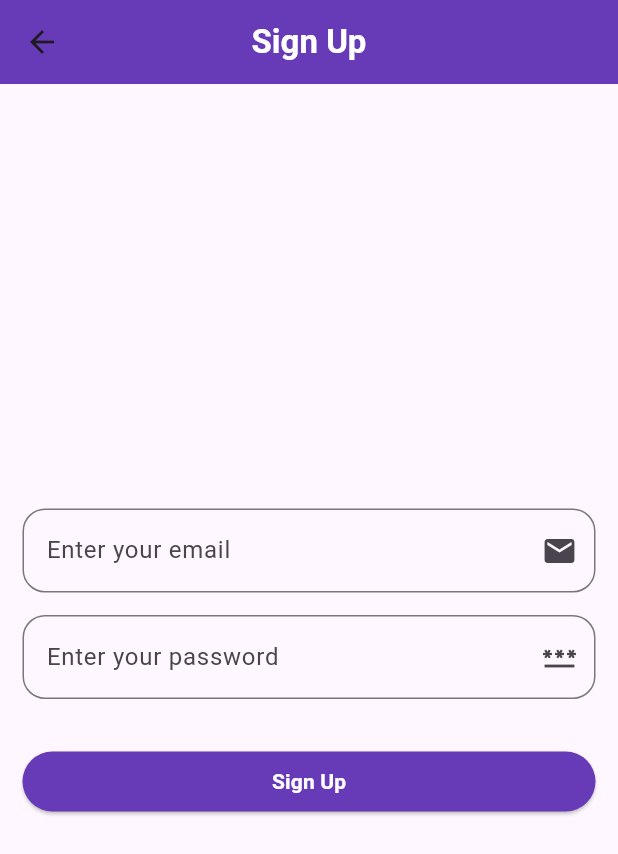
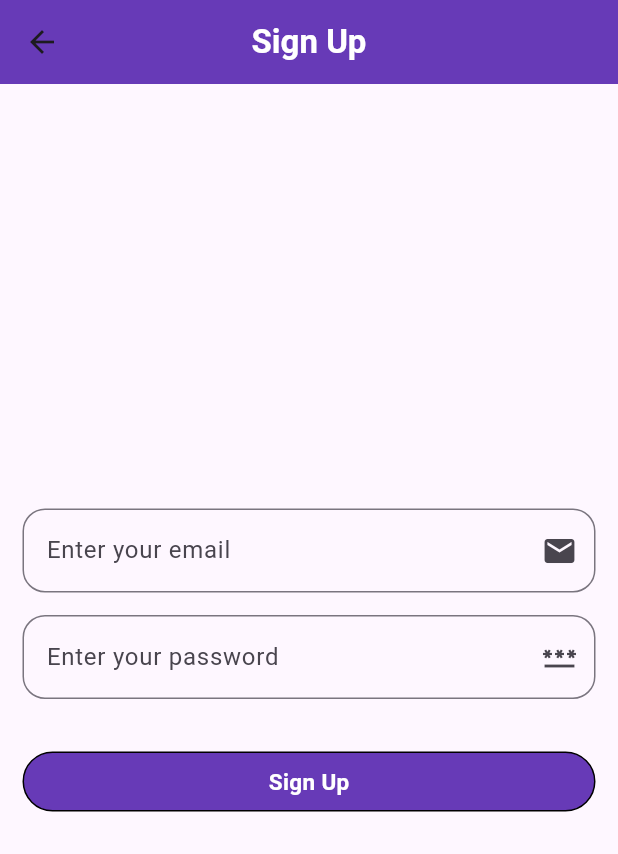
Before and after one commit to rathaurkaushik/firebase_app, a Flutter app: the SignupPage screen opened directly, on a phone screen of 412 x 824 dp. Shown: the top 854 px of the screen. Run offline on Flutter 3.47's test engine with Material 3 defaults, Android fonts, the phone set to English and light mode, and no system bars; our stand-ins replace firebase_auth, firebase_core, fluttertoast; accounts and stored records are empty.

Commit message:
Some changies on button page and sign up page intregate backend

```diff
--- a/lib/pages/auth/signUp_page.dart
+++ b/lib/pages/auth/signUp_page.dart
@@ -1,5 +1,4 @@
-
-
+import 'package:firebase_auth/firebase_auth.dart';
 import 'package:authenticate/widgets/button.dart';
 import 'package:flutter/material.dart';
 
@@ -11,12 +10,19 @@ class SignupPage extends StatefulWidget {
 }
 
 class _SignupPageState extends State<SignupPage> {
+  TextEditingController emailController = TextEditingController();
+  TextEditingController passwordController = TextEditingController();
+
+  void signUp() {
+    FirebaseAuth _auth = FirebaseAuth.instance;
+
+    _auth.signInWithEmailAndPassword(
+        email: emailController.text.toString(), password: passwordController.text.toString());
+  }
+
   @override
   Widget build(BuildContext context) {
-    TextEditingController email = TextEditingController();
-    TextEditingController password = TextEditingController();
-    return
-      Scaffold(
+    return Scaffold(
       appBar: AppBar(
         backgroundColor: Colors.deepPurple,
         title: Text(
@@ -31,30 +37,30 @@ class _SignupPageState extends State<SignupPage> {
           mainAxisAlignment: MainAxisAlignment.center,
           children: [
             TextFormField(
-                controller: email,
+              controller: emailController,
               keyboardType: TextInputType.emailAddress,
-
               decoration: InputDecoration(
                   hintText: 'Enter your email',
                   suffixIcon: Icon(Icons.email),
-
-                    border: OutlineInputBorder(borderRadius: BorderRadius.circular(15))
+                  border: OutlineInputBorder(
+                      borderRadius: BorderRadius.circular(15))),
             ),
+            SizedBox(
+              height: 15,
             ),
-              SizedBox(height: 15,),
             TextFormField(
-                controller: password,
+              controller: passwordController,
               keyboardType: TextInputType.text,
-
               decoration: InputDecoration(
                   hintText: 'Enter your password',
                   suffixIcon: Icon(Icons.password),
-
-                    border: OutlineInputBorder(borderRadius: BorderRadius.circular(15))
+                  border: OutlineInputBorder(
+                      borderRadius: BorderRadius.circular(15))),
             ),
+            SizedBox(
+              height: 35,
             ),
-              SizedBox(height: 35,),
-              CustomButton('Sign Up')
+            Button(title: 'Sign Up', voidCallback: signUp)
           ],
         ),
       ),
--- a/lib/widgets/button.dart
+++ b/lib/widgets/button.dart
@@ -1,38 +1,39 @@
-import 'package:authenticate/pages/auth/phone_auth_page.dart';
-import 'package:flutter/cupertino.dart';
 import 'package:flutter/material.dart';
 
-Widget CustomButton(String title) {
-  return SizedBox(
-    height: 40,
-    width: double.infinity,
-    child: ElevatedButton(
-      style:
-          ButtonStyle(backgroundColor: WidgetStatePropertyAll(Colors.deepPurple)),
-      onPressed: () {
+class Button extends StatelessWidget {
+  final String title;
+  final VoidCallback voidCallback;
+  final bool loading;
+  const Button(
+      {super.key,
+      required this.title,
+      required this.voidCallback,
+      this.loading = false
+      });
 
-      },
-      child: Text(
-        title,
-        style: TextStyle(fontWeight: FontWeight.bold, color: Colors.white),
-      ),
-    ),
-  );
+  @override
+  Widget build(BuildContext context) {
+    return InkWell(
+      onTap: voidCallback,
+      child: Container(
+          height: 40,
+          width: double.infinity,
+          decoration: BoxDecoration(
+              color: Colors.deepPurple,
+              border: Border.all(width: 1, color: Colors.black),
+              borderRadius: BorderRadius.circular(25)),
+          child: Center(
+              child: loading
+                  ? CircularProgressIndicator(
+                      color: Colors.white,
+                    )
+                  : Text(
+                      title,
+                      style: TextStyle(
+                          fontWeight: FontWeight.bold,
+                          color: Colors.white,
+                          fontSize: 15),
+                    ))),
+    );
+  }
 }
-Widget CustomButton2(String title, BuildContext context) {
-  return SizedBox(
-    height: 50,
-    width: double.infinity,
-    child: InkWell(
-      onTap: (){
-        Navigator.push(context, MaterialPageRoute(builder: (context)=> PhoneAuthPage()));
-      },
-      child: Container(
-
-        decoration: BoxDecoration(
-            border: Border.all(width: 1.3),
-            borderRadius: BorderRadius.circular(25)),
-      child: Center(child: Text(title, style: TextStyle(fontSize: 15,fontWeight: FontWeight.w500),)),
-    ),)
-  );
-}
--- a/pubspec.yaml
+++ b/pubspec.yaml
@@ -49,7 +49,7 @@ dev_dependencies:
   firebase_auth: ^5.3.1
   firebase_storage: ^12.3.4
   firebase_core: ^3.6.0
-
+  fluttertoast: ^8.2.8
 # For information on the generic Dart part of this file, see the
 # following page: https://dart.dev/tools/pub/pubspec
 
```
Also changed, not shown: lib/pages/auth/login_page.dart (+79 -35 lines), lib/pages/auth/phone_auth_page.dart (+8 -1 lines), lib/pages/home_page.dart (added, +17 -0 lines), lib/utils/utils.dart (added, +18 -0 lines), pubspec.lock. Lines whose indentation alone changed are shown as unchanged.
